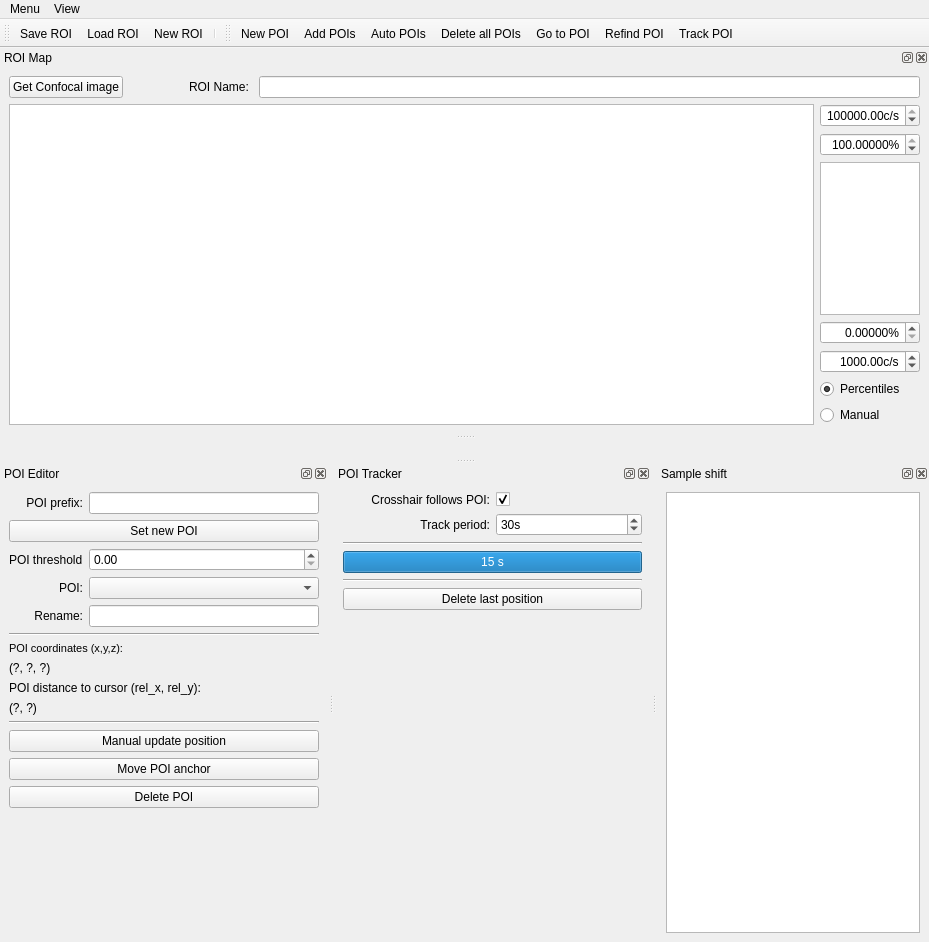
The window that gui/poimanager/ui_poimangui.ui (Ulm-IQO/qudi) describes before a commit, drawn with Qt 5.
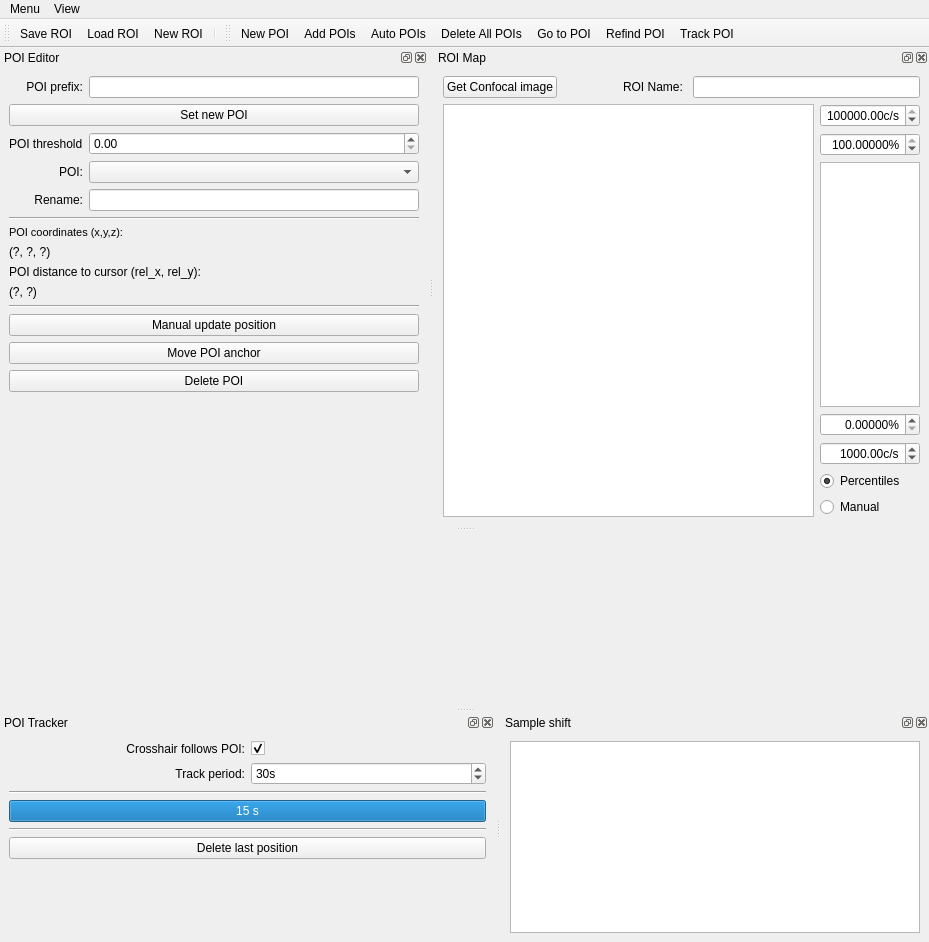
The same window after the commit. Icons and pictures are not drawn. Custom widgets are drawn as their Qt base class.

```diff
--- a/gui/poimanager/ui_poimangui.ui
+++ b/gui/poimanager/ui_poimangui.ui
@@ -60,7 +60,7 @@
     <string>POI Editor</string>
    </property>
    <attribute name="dockWidgetArea">
-    <number>8</number>
+    <number>4</number>
    </attribute>
    <widget class="QWidget" name="dockWidgetContents_3">
     <layout class="QVBoxLayout" name="verticalLayout_6">
@@ -669,7 +669,7 @@
    </property>
    <property name="minimumSize">
     <size>
-     <width>250</width>
+     <width>200</width>
      <height>137</height>
     </size>
    </property>
@@ -974,7 +974,7 @@
      <normaloff>../../artwork/icons/qudiTheme/22x22/poi-delete-all.png</normaloff>../../artwork/icons/qudiTheme/22x22/poi-delete-all.png</iconset>
    </property>
    <property name="text">
-    <string>Delete all POIs</string>
+    <string>Delete All POIs</string>
    </property>
    <property name="toolTip">
     <string>&lt;html&gt;&lt;head/&gt;&lt;body&gt;&lt;p&gt;Click on this button, all POIs will be deleted&lt;/p&gt;&lt;/body&gt;&lt;/html&gt;</string>
@@ -982,16 +982,16 @@
   </action>
  </widget>
  <customwidgets>
-  <customwidget>
-   <class>PlotWidget</class>
-   <extends>QGraphicsView</extends>
-   <header>pyqtgraph</header>
-  </customwidget>
   <customwidget>
    <class>ScienDSpinBox</class>
    <extends>QDoubleSpinBox</extends>
    <header>qtwidgets.scientific_spinbox.h</header>
   </customwidget>
+  <customwidget>
+   <class>PlotWidget</class>
+   <extends>QGraphicsView</extends>
+   <header>pyqtgraph</header>
+  </customwidget>
  </customwidgets>
  <resources/>
  <connections>
```
Left out of the diff: 4 changed lines with no effect on the pictures.
